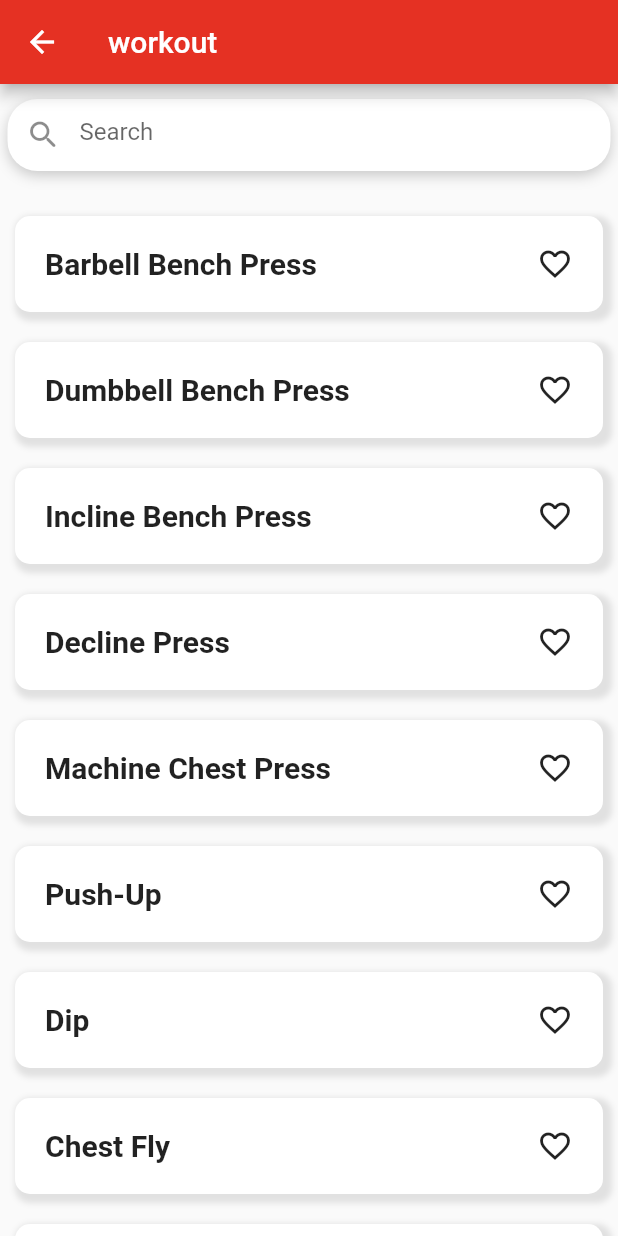
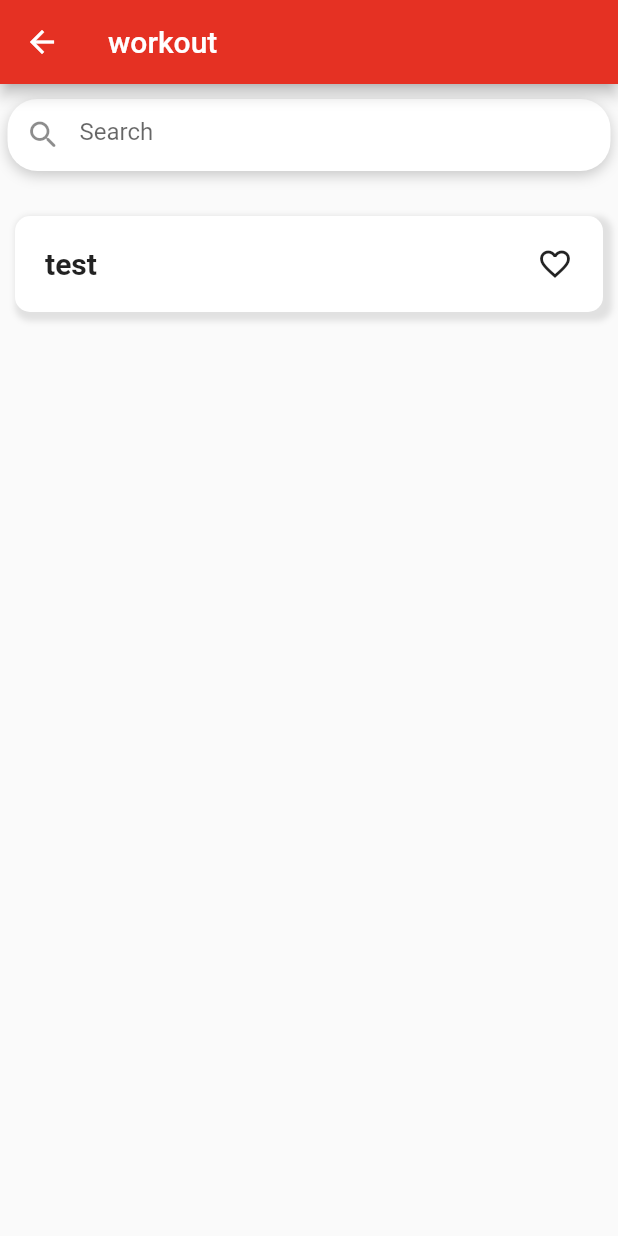
Before and after one commit to pyrolass/Aka_Fitness, a Flutter app: the WorkoutScreen screen opened by its route, on a phone screen of 412 x 824 dp. Run offline on Flutter 3.47's test engine with Material 2 defaults, Android fonts, the phone set to English and light mode, and no system bars; our stand-ins replace auto_size_text; missing offline and left inert: mongo_dart.

Commit message:
db test 0

```diff
--- a/lib/models/body_items.dart
+++ b/lib/models/body_items.dart
@@ -5,10 +5,9 @@ import './workouts_items.dart';
 class BodyItems with ChangeNotifier {
   String title;
   String image;
-  List<WorkoutItems> workoutItems;
+
   BodyItems({
     @required this.title,
-    @required this.workoutItems,
     @required this.image,
   });
 }
@@ -18,128 +17,30 @@ class BodyItemsProvider with ChangeNotifier {
     BodyItems(
       title: 'Chest',
       image: 'assets/images/chest.jpg',
-      workoutItems: [
-        WorkoutItems('Barbell Bench Press'),
-        WorkoutItems('Dumbbell Bench Press'),
-        WorkoutItems('Incline Bench Press'),
-        WorkoutItems('Decline Press'),
-        WorkoutItems('Machine Chest Press'),
-        WorkoutItems('Push-Up'),
-        WorkoutItems('Dip'),
-        WorkoutItems('Chest Fly'),
-        WorkoutItems('Dumbbell Pull-Over'),
-        WorkoutItems('Machine Fly'),
-      ],
     ),
     BodyItems(
       title: 'Leg',
       image: 'assets/images/leg.jpg',
-      workoutItems: [
-        WorkoutItems('Leg Press'),
-        WorkoutItems('Leg Curl'),
-        WorkoutItems('Back Squat'),
-        WorkoutItems('Front Squat'),
-        WorkoutItems('Romanian Deadlift'),
-        WorkoutItems('Good Mornings'),
-        WorkoutItems('Walking Lunges'),
-        WorkoutItems('Reverse Lunge'),
-        WorkoutItems('Lateral Lunge'),
-        WorkoutItems('Stepup'),
-        WorkoutItems('Glute Bridge'),
-        WorkoutItems('Hip Thrust'),
-        WorkoutItems('Goblet Squat'),
-        WorkoutItems('Bulgarian Split Squat'),
-        WorkoutItems('Single-Leg Deadlift'),
-      ],
     ),
     BodyItems(
       title: 'Triceps',
       image: 'assets/images/triceps.jpg',
-      workoutItems: [
-        WorkoutItems('Close-Grip Bench Press'),
-        WorkoutItems('Decline Triceps Extension'),
-        WorkoutItems('Band Pushdown'),
-        WorkoutItems('Close-Grip Floor Press'),
-        WorkoutItems('Lying Triceps Extension'),
-        WorkoutItems('Pullover'),
-        WorkoutItems('Lying Dumbbell Triceps Extension'),
-        WorkoutItems('Tate Press'),
-        WorkoutItems('Underhand Kickback'),
-        WorkoutItems('One-Arm Overhead Extension'),
-        WorkoutItems('Dip'),
-        WorkoutItems('Band Triceps Extension'),
-        WorkoutItems('Close-Grip Pushup'),
-        WorkoutItems('Diamond Pushup'),
-        WorkoutItems('Suspension Trainer Triceps Extension'),
-      ],
     ),
     BodyItems(
       title: 'Shoulders',
       image: 'assets/images/shoulder.jpg',
-      workoutItems: [
-        WorkoutItems('Dumbbell Front Raise'),
-        WorkoutItems('Dumbbell Lateral Raise'),
-        WorkoutItems('Reverse Fly'),
-        WorkoutItems('Seated Military Press'),
-        WorkoutItems('Shoulder Press'),
-        WorkoutItems('Standing Dumbbell Shoulder Press'),
-        WorkoutItems('Plank Dumbbell Shoulder Raise'),
-        WorkoutItems('Barbell Overhead Press'),
-        WorkoutItems('High Pull'),
-        WorkoutItems('Shoulder Shrug'),
-        WorkoutItems('Farmer\'s Walk'),
-      ],
     ),
     BodyItems(
       title: 'Back',
       image: 'assets/images/back.jpg',
-      workoutItems: [
-        WorkoutItems('Deadlift'),
-        WorkoutItems('Bent-Over Row'),
-        WorkoutItems('Pull-Up'),
-        WorkoutItems('T-Bar Row'),
-        WorkoutItems('Seated Row'),
-        WorkoutItems('Single-Arm Smith Machine Row'),
-        WorkoutItems('Lat Pull-Down'),
-        WorkoutItems('Single-Arm Dumbbell Row'),
-        WorkoutItems('Dumbbell Pull-Over'),
-        WorkoutItems('Chest-Supported Row'),
-      ],
     ),
     BodyItems(
       title: 'Biceps',
       image: 'assets/images/biceps.jpg',
-      workoutItems: [
-        WorkoutItems('Alternating Incline Dumbbell Curl'),
-        WorkoutItems('Seated Alternating Hammer Curl'),
-        WorkoutItems('Standing Reverse Barbell Curl'),
-        WorkoutItems('Seated Alternating Dumbbell Curl'),
-        WorkoutItems('Standing Cable Curl'),
-        WorkoutItems('Standing Barbell Curl'),
-        WorkoutItems('Zottman Curl'),
-        WorkoutItems('Decline Dumbbell Curl'),
-        WorkoutItems('Concentration Curl'),
-        WorkoutItems('Cable Flex Curl'),
-        WorkoutItems('Preacher Curl'),
-        WorkoutItems('Seated Cable Row'),
-        WorkoutItems('Bent Over Row'),
-      ],
     ),
     BodyItems(
       title: 'Core',
       image: 'assets/images/core.jpg',
-      workoutItems: [
-        WorkoutItems('Hollowman'),
-        WorkoutItems('High Plank'),
-        WorkoutItems('Bridge'),
-        WorkoutItems('Superman Pull'),
-        WorkoutItems('V-Ups'),
-        WorkoutItems('V-Sit'),
-        WorkoutItems('Plank Knee Crosses'),
-        WorkoutItems('Leg Raises'),
-        WorkoutItems('Elbow Plank Twists'),
-        WorkoutItems('Plank Shoulder Taps'),
-      ],
     ),
   ];
 
--- /dev/null
+++ b/lib/models/get_items.dart
@@ -0,0 +1,18 @@
+import 'dart:convert';
+
+import 'package:akafitness/models/workouts_items.dart';
+import 'package:mongo_dart/mongo_dart.dart';
+
+class GetItems {
+  getAllItems(String bodyPart) async {
+    var db = await Db.create(
+        "mongodb://Pyro:morningstar99@cluster0-shard-00-00.awbc5.mongodb.net:27017,cluster0-shard-00-01.awbc5.mongodb.net:27017,cluster0-shard-00-02.awbc5.mongodb.net:27017/aka?ssl=true&replicaSet=atlas-13da2a-shard-0&authSource=admin&retryWrites=true&w=majority");
+    await db.open();
+    var coll = db.collection(bodyPart);
+    var data =
+        await coll.find().map((el) => WorkoutItems.fromJson(el)).toList();
+
+    print(data);
+    WorkoutItemsProvider().addData(data);
+  }
+}
--- a/lib/models/workouts_items.dart
+++ b/lib/models/workouts_items.dart
@@ -2,27 +2,26 @@ import 'package:flutter/material.dart';
 
 class WorkoutItems with ChangeNotifier {
   String title;
-  WorkoutItems(this.title);
+  WorkoutItems({@required this.title});
+
+  factory WorkoutItems.fromJson(Map<String, dynamic> json) =>
+      WorkoutItems(title: json["title"]);
 }
 
 class WorkoutItemsProvider with ChangeNotifier {
-  List<WorkoutItems> _data = [
-    WorkoutItems('Barbell Bench Press'),
-    WorkoutItems('Dumbbell Bench Press'),
-    WorkoutItems('Incline Bench Press'),
-    WorkoutItems('Decline Press'),
-    WorkoutItems('Machine Chest Press'),
-    WorkoutItems('Push-Up'),
-    WorkoutItems('Dip'),
-    WorkoutItems('Chest Fly'),
-    WorkoutItems('Dumbbell Pull-Over'),
-    WorkoutItems('Machine Fly'),
-  ];
+  List<WorkoutItems> _data = [WorkoutItems(title: 'test')];
 
   List<WorkoutItems> _filteredData = [];
 
   List<WorkoutItems> get data {
     return _filteredData.isEmpty ? [..._data] : [..._filteredData];
+  }
+
+  void addData(List<WorkoutItems> data) {
+    List<WorkoutItems> newData = data;
+    _data = newData;
+    print(_data[0].title);
+    notifyListeners();
   }
 
   void searchItem(String title) {
--- a/lib/screens/workout_screen.dart
+++ b/lib/screens/workout_screen.dart
@@ -1,3 +1,4 @@
+import 'package:akafitness/models/get_items.dart';
 import 'package:akafitness/models/workouts_items.dart';
 import 'package:akafitness/widgets/searchfield.dart';
 import 'package:akafitness/widgets/wourkouts.dart';
@@ -6,11 +7,18 @@ import 'package:flutter/cupertino.dart';
 import 'package:flutter/material.dart';
 import 'package:provider/provider.dart';
 
-class WorkoutScreen extends StatelessWidget {
+class WorkoutScreen extends StatefulWidget {
   static String routeName = '/workout-screen';
 
   @override
+  State<WorkoutScreen> createState() => _WorkoutScreenState();
+}
+
+class _WorkoutScreenState extends State<WorkoutScreen> {
+  @override
   Widget build(BuildContext context) {
+    // final title = ModalRoute.of(context).settings.arguments as String;
+
     List<WorkoutItems> _data = Provider.of<WorkoutItemsProvider>(context).data;
     return Scaffold(
       appBar: AppBar(
--- a/lib/widgets/body_parts.dart
+++ b/lib/widgets/body_parts.dart
@@ -1,4 +1,5 @@
 import 'package:akafitness/models/body_items.dart';
+import 'package:akafitness/models/get_items.dart';
 import 'package:akafitness/screens/workout_screen.dart';
 import 'package:flutter/material.dart';
 import 'package:flutter/painting.dart';
@@ -6,6 +7,7 @@ import 'package:flutter/painting.dart';
 import 'package:provider/provider.dart';
 
 class BodyPartsWorkouts extends StatelessWidget {
+  GetItems test = GetItems();
   @override
   Widget build(BuildContext context) {
     BodyItems _data = Provider.of<BodyItems>(context);
@@ -44,7 +46,10 @@ class BodyPartsWorkouts extends StatelessWidget {
         ),
       ),
       onTap: () {
-        Navigator.pushNamed(context, WorkoutScreen.routeName);
+        Navigator.pushNamed(context, WorkoutScreen.routeName,
+            arguments: _data.title);
+
+        GetItems().getAllItems(_data.title.toLowerCase());
       },
     );
   }
--- a/lib/widgets/wourkouts.dart
+++ b/lib/widgets/wourkouts.dart
@@ -1,3 +1,4 @@
+import 'package:akafitness/models/get_items.dart';
 import 'package:akafitness/models/workouts_items.dart';
 import 'package:auto_size_text/auto_size_text.dart';
 import 'package:flutter/material.dart';
@@ -38,6 +39,7 @@ class Workouts extends StatelessWidget {
           ],
         ),
       ),
+      onTap: () {},
     );
   }
 }
--- a/pubspec.yaml
+++ b/pubspec.yaml
@@ -30,6 +30,7 @@ dependencies:
   # Use with the CupertinoIcons class for iOS style icons.
   cupertino_icons: ^1.0.2
   provider: ^6.0.0
+  mongo_dart: ^0.7.2
 
 dev_dependencies:
   flutter_test:
```
Also changed, not shown: pubspec.lock.
